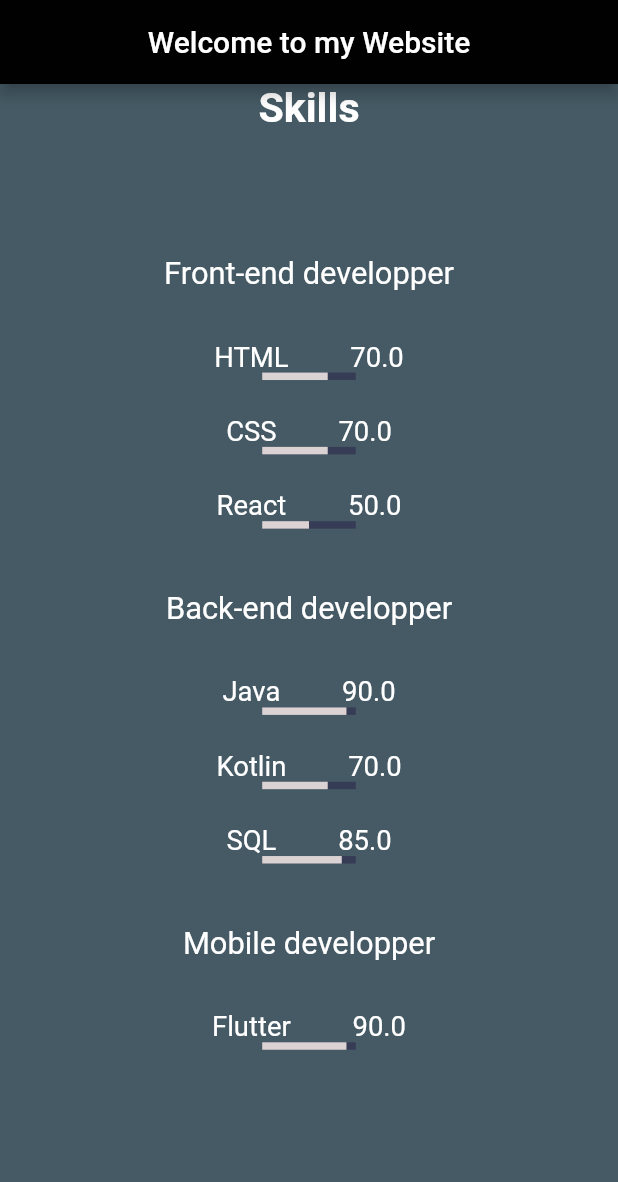
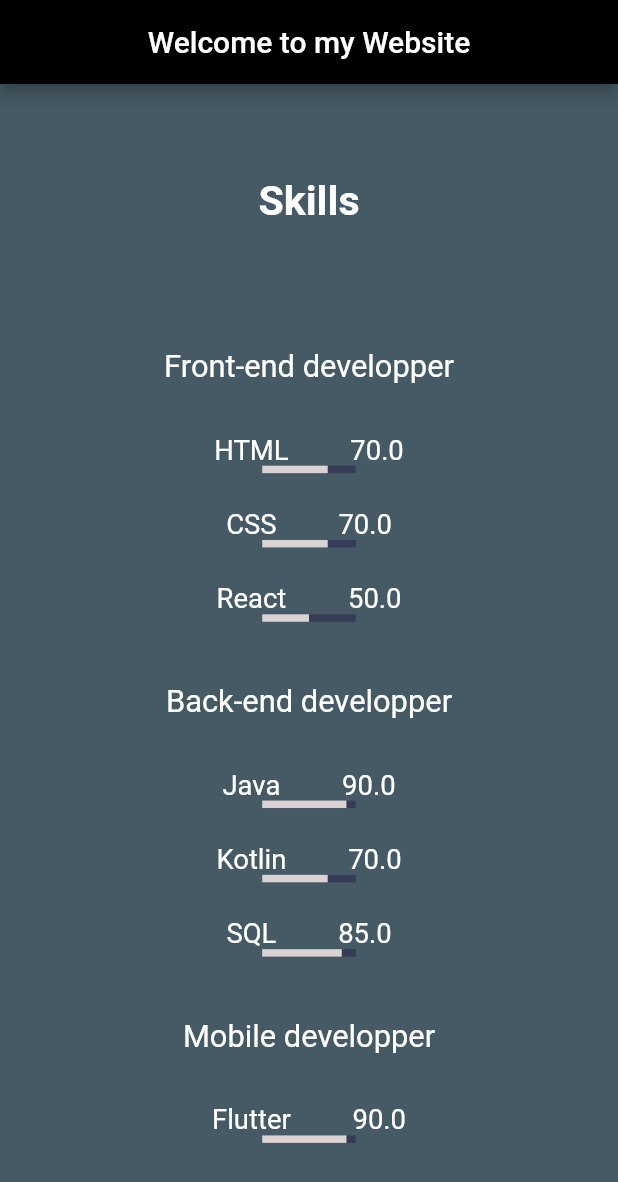
Before and after one commit to Dimg72/portfolio_dimitri, a Flutter app: the screen it shows after launch, swiped to page 3, on a phone screen of 412 x 824 dp. Shown: the top 1182 px of the screen. Run offline on Flutter 3.47's test engine with Material 2 defaults, Android fonts, the phone set to English and light mode, and no system bars; drawn by our look-alikes of percent_indicator; our stand-ins replace carousel_slider, scroll_snap_list, smooth_page_indicator.

Commit message:
modif pages sizes for home and skill page

```diff
--- a/lib/screens/pages/home_page.dart
+++ b/lib/screens/pages/home_page.dart
@@ -14,7 +14,7 @@ class HomePage extends StatelessWidget {
     double sizeWidth = MediaQuery.of(context).size.width;
     return
     LayoutBuilder(builder: (context, constraints) {
-        if(constraints.maxWidth > 1500 ) {
+        if(constraints.maxWidth > 1000 ) {
          return  Row(
                     mainAxisAlignment: MainAxisAlignment.center,
                     crossAxisAlignment: CrossAxisAlignment.center,
--- a/lib/screens/pages/skills_page.dart
+++ b/lib/screens/pages/skills_page.dart
@@ -69,6 +69,7 @@ class Skills extends StatelessWidget {
           return  Container(
                   color: Colors.blueGrey.shade700,
                   child: Column(
+                    mainAxisAlignment: MainAxisAlignment.center,
                     children: [
                       Text("Skills", style : TextStyle(color: Colors.white, fontWeight: FontWeight.bold, fontSize : sizeHeigth/30 )),
                       SizedBox(height: sizeHeigth/10,),
```
